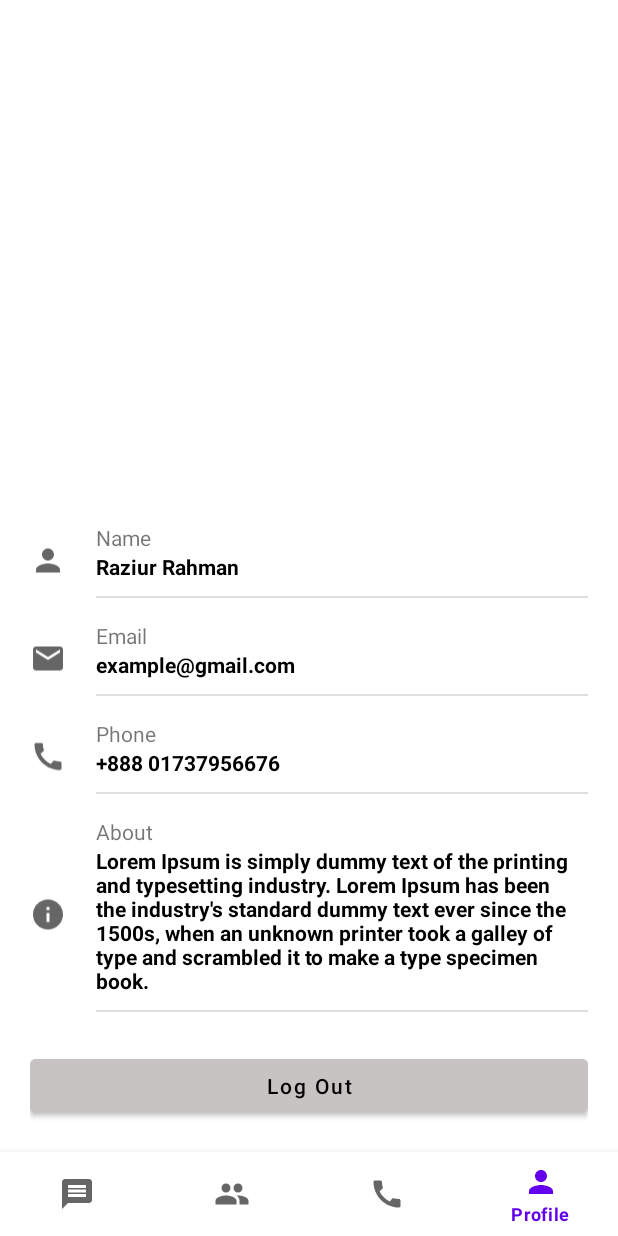
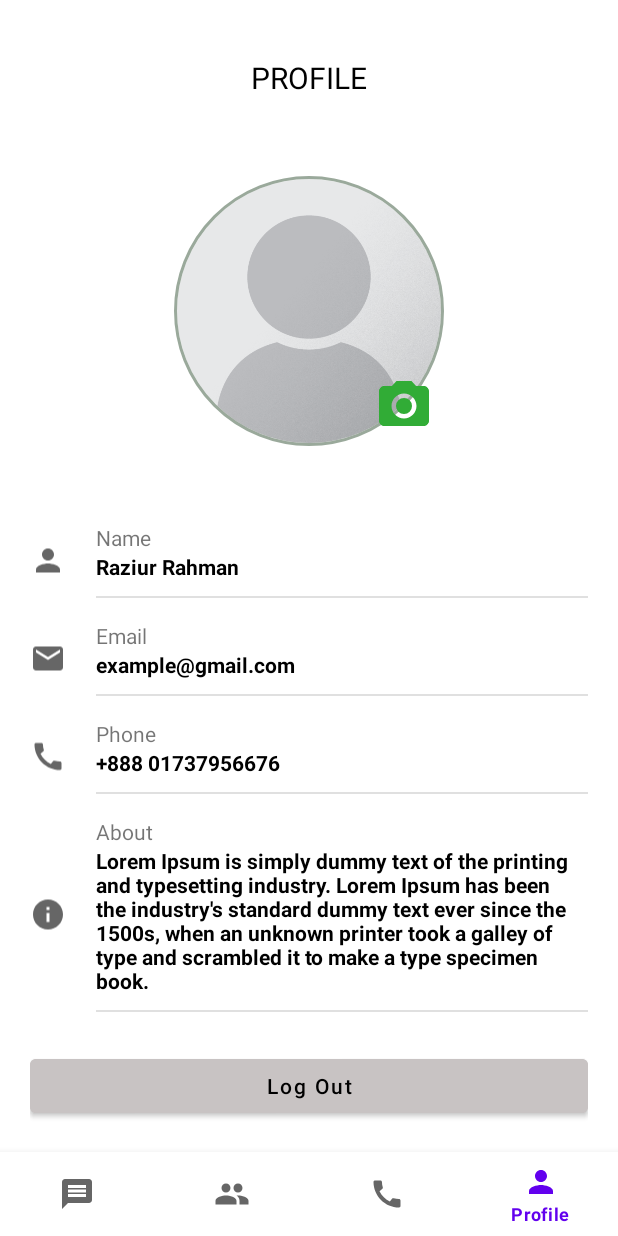
Before and after one commit to Raziur306/ChatBiz, an Android app: the screen it shows after launch (MainActivity), item 4 of the bottom bar chosen, on a phone screen of 412 x 824 dp. Run offline under Robolectric (Android 15) with nearby library versions, the phone set to English and light mode, and no system bars; our stand-ins replace CircleImageView.

Commit message:
Profile Menu

```diff
--- a/app/build.gradle
+++ b/app/build.gradle
@@ -32,7 +32,10 @@ dependencies {
     implementation 'androidx.appcompat:appcompat:1.4.0'
     implementation 'com.google.android.material:material:1.4.0'
     implementation 'androidx.constraintlayout:constraintlayout:2.1.2'
-   testImplementation 'junit:junit:4.+'
+    testImplementation 'junit:junit:'
     androidTestImplementation 'androidx.test.ext:junit:1.1.3'
     androidTestImplementation 'androidx.test.espresso:espresso-core:3.4.0'
+
+    //circular image
+    implementation 'de.hdodenhof:circleimageview:3.1.0'
 }
--- /dev/null
+++ b/app/src/main/res/drawable/ic_baseline_camera_alt.xml
@@ -0,0 +1,12 @@
+<vector xmlns:android="http://schemas.android.com/apk/res/android"
+    android:width="24dp"
+    android:height="24dp"
+    android:viewportWidth="24"
+    android:viewportHeight="24">
+    <path
+        android:fillColor="#31AC36"
+        android:pathData="M12,12m-3.2,0a3.2,3.2 0,1 1,6.4 0a3.2,3.2 0,1 1,-6.4 0" />
+    <path
+        android:fillColor="#31AC36"
+        android:pathData="M9,2L7.17,4L4,4c-1.1,0 -2,0.9 -2,2v12c0,1.1 0.9,2 2,2h16c1.1,0 2,-0.9 2,-2L22,6c0,-1.1 -0.9,-2 -2,-2h-3.17L15,2L9,2zM12,17c-2.76,0 -5,-2.24 -5,-5s2.24,-5 5,-5 5,2.24 5,5 -2.24,5 -5,5z" />
+</vector>
--- a/app/src/main/res/layout/activity_profile.xml
+++ b/app/src/main/res/layout/activity_profile.xml
@@ -8,6 +8,7 @@
     tools:context=".Fregments.ProfileActivity">
 
     <LinearLayout
+        android:id="@+id/linearLayout3"
         android:layout_width="match_parent"
         android:layout_height="wrap_content"
         android:orientation="vertical"
@@ -208,5 +209,45 @@
 
     </LinearLayout>
 
+    <de.hdodenhof.circleimageview.CircleImageView
+        android:id="@+id/profile_image"
+        android:layout_width="180dp"
+        android:layout_height="180dp"
+        android:src="@drawable/prof_img"
+        app:civ_border_color="#D5879888"
+        app:civ_border_width="2dp"
+        app:layout_constraintBottom_toTopOf="@+id/linearLayout3"
+        app:layout_constraintEnd_toEndOf="parent"
+        app:layout_constraintStart_toStartOf="parent"
+        app:layout_constraintTop_toBottomOf="@+id/textView11" />
+
+
+    <de.hdodenhof.circleimageview.CircleImageView
+        android:id="@+id/changeImg"
+        android:layout_width="40dp"
+        android:layout_height="40dp"
+        android:src="@drawable/ic_baseline_camera_alt"
+        app:layout_constraintBottom_toBottomOf="@+id/profile_image"
+        app:layout_constraintEnd_toEndOf="@+id/profile_image"
+        app:layout_constraintHorizontal_bias="0.95"
+        app:layout_constraintStart_toStartOf="@+id/profile_image"
+        app:layout_constraintTop_toTopOf="@+id/profile_image"
+        app:layout_constraintVertical_bias="0.95" />
+
+
+
+
+    <TextView
+        android:id="@+id/textView11"
+        android:layout_width="wrap_content"
+        android:layout_height="wrap_content"
+        android:layout_marginTop="18dp"
+        android:text="PROFILE"
+        android:textColor="@color/black"
+        android:textSize="20sp"
+        app:layout_constraintEnd_toEndOf="parent"
+        app:layout_constraintStart_toStartOf="parent"
+        app:layout_constraintTop_toTopOf="parent" />
+
 
 </androidx.constraintlayout.widget.ConstraintLayout>
```
Also changed, not shown: app/src/main/res/drawable/prof_img.png (added).
